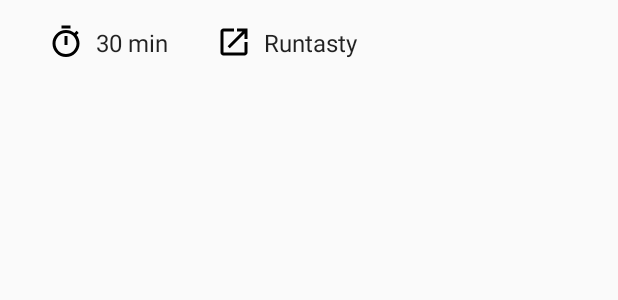
After one commit to y-garcia/recipes-frontend-android, an Android app: the layout list_item_duration_source.xml on its own in the app's theme, with its tools: preview values and no code run, on a phone screen of 412 x 824 dp. The commit adds this screen. Shown: the top 300 px of the screen. Run offline under Robolectric (Android 15) with nearby library versions, the phone set to English and light mode, and no system bars.

Commit message:
Changed design of RecipeDetail

```diff
--- a/app/src/main/java/com/yeraygarcia/recipes/database/entity/Recipe.java
+++ b/app/src/main/java/com/yeraygarcia/recipes/database/entity/Recipe.java
@@ -71,7 +71,7 @@ public class Recipe {
         return duration;
     }
 
-    private long getDurationInMinutes() {
+    public long getDurationInMinutes() {
         return TimeUnit.SECONDS.toMinutes(getDuration());
     }
 
--- /dev/null
+++ b/app/src/main/res/drawable/ic_duration_24px.xml
@@ -0,0 +1,9 @@
+<vector xmlns:android="http://schemas.android.com/apk/res/android"
+    android:width="24dp"
+    android:height="24dp"
+    android:viewportWidth="24"
+    android:viewportHeight="24">
+  <path
+      android:fillColor="#FF000000"
+      android:pathData="M15,1L9,1v2h6L15,1zM11,14h2L13,8h-2v6zM19.03,7.39l1.42,-1.42c-0.43,-0.51 -0.9,-0.99 -1.41,-1.41l-1.42,1.42C16.07,4.74 14.12,4 12,4c-4.97,0 -9,4.03 -9,9s4.02,9 9,9 9,-4.03 9,-9c0,-2.12 -0.74,-4.07 -1.97,-5.61zM12,20c-3.87,0 -7,-3.13 -7,-7s3.13,-7 7,-7 7,3.13 7,7 -3.13,7 -7,7z"/>
+</vector>
--- /dev/null
+++ b/app/src/main/res/drawable/ic_source_24px.xml
@@ -0,0 +1,9 @@
+<vector xmlns:android="http://schemas.android.com/apk/res/android"
+    android:width="24dp"
+    android:height="24dp"
+    android:viewportWidth="24"
+    android:viewportHeight="24">
+  <path
+      android:fillColor="#FF000000"
+      android:pathData="M19,19H5V5h7V3H5c-1.11,0 -2,0.9 -2,2v14c0,1.1 0.89,2 2,2h14c1.1,0 2,-0.9 2,-2v-7h-2v7zM14,3v2h3.59l-9.83,9.83 1.41,1.41L19,6.41V10h2V3h-7z"/>
+</vector>
--- a/app/src/main/res/layout-w900dp/recipe_list.xml
+++ b/app/src/main/res/layout-w900dp/recipe_list.xml
@@ -25,7 +25,7 @@
         android:layout_marginLeft="16dp"
         android:layout_marginRight="16dp"
         tools:context="com.yeraygarcia.recipes.RecipeListActivity"
-        tools:listitem="@layout/recipe_list_content" />
+        tools:listitem="@layout/list_item_recipe" />
 
     <FrameLayout
         android:id="@+id/recipe_detail_container"
--- /dev/null
+++ b/app/src/main/res/layout/list_item_duration_source.xml
@@ -0,0 +1,56 @@
+<?xml version="1.0" encoding="utf-8"?>
+<android.support.constraint.ConstraintLayout xmlns:android="http://schemas.android.com/apk/res/android"
+    xmlns:app="http://schemas.android.com/apk/res-auto"
+    xmlns:tools="http://schemas.android.com/tools"
+    android:layout_width="match_parent"
+    android:layout_height="wrap_content">
+
+    <ImageView
+        android:id="@+id/imageview_duration_icon"
+        android:layout_width="wrap_content"
+        android:layout_height="wrap_content"
+        android:layout_marginBottom="16dp"
+        android:layout_marginStart="32dp"
+        android:layout_marginTop="16dp"
+        android:contentDescription="@string/duration_icon_content"
+        android:src="@drawable/ic_duration_24px"
+        app:layout_constraintBottom_toBottomOf="parent"
+        app:layout_constraintStart_toStartOf="parent"
+        app:layout_constraintTop_toTopOf="parent" />
+
+    <TextView
+        android:id="@+id/textview_duration"
+        android:layout_width="wrap_content"
+        android:layout_height="wrap_content"
+        android:layout_marginStart="8dp"
+        android:textAppearance="@style/TextAppearance.AppCompat"
+        android:textSize="16sp"
+        app:layout_constraintBottom_toBottomOf="@+id/imageview_duration_icon"
+        app:layout_constraintStart_toEndOf="@+id/imageview_duration_icon"
+        app:layout_constraintTop_toTopOf="@+id/imageview_duration_icon"
+        tools:text="30 min" />
+
+    <ImageView
+        android:id="@+id/imageview_source_icon"
+        android:layout_width="wrap_content"
+        android:layout_height="wrap_content"
+        android:layout_marginStart="32dp"
+        android:contentDescription="@string/source_icon_content"
+        android:src="@drawable/ic_source_24px"
+        app:layout_constraintBottom_toBottomOf="@+id/imageview_duration_icon"
+        app:layout_constraintStart_toEndOf="@+id/textview_duration"
+        app:layout_constraintTop_toTopOf="@+id/imageview_duration_icon" />
+
+    <TextView
+        android:id="@+id/textview_source"
+        android:layout_width="wrap_content"
+        android:layout_height="wrap_content"
+        android:layout_marginStart="8dp"
+        android:textAppearance="@style/TextAppearance.AppCompat"
+        android:textSize="16sp"
+        app:layout_constraintBottom_toBottomOf="@+id/imageview_source_icon"
+        app:layout_constraintStart_toEndOf="@+id/imageview_source_icon"
+        app:layout_constraintTop_toTopOf="@+id/imageview_source_icon"
+        tools:text="Runtasty" />
+
+</android.support.constraint.ConstraintLayout>
--- a/app/src/main/res/layout/recipe_list.xml
+++ b/app/src/main/res/layout/recipe_list.xml
@@ -7,4 +7,4 @@
     android:layout_width="match_parent"
     android:layout_height="match_parent"
     tools:context=".RecipeListActivity"
-    tools:listitem="@layout/recipe_list_content" />
+    tools:listitem="@layout/list_item_recipe" />
--- a/app/src/main/res/values/strings.xml
+++ b/app/src/main/res/values/strings.xml
@@ -6,4 +6,12 @@
     <string name="no_recipes">No Recipes</string>
     <string name="search_hint">Search recipes&#8230;</string>
     <string name="search_button">Search</string>
+    <string name="duration_icon_content">Duration</string>
+    <string name="source_icon_content">Source</string>
+    <string name="duration_format">%1$s min</string>
+    <string name="url_format"><a href="%1$s">%2$s</a></string>
+    <string name="no_ingredients">No ingredients</string>
+    <string name="no_steps">No steps</string>
+    <string name="header_ingredients">Ingredients</string>
+    <string name="header_steps">Steps</string>
 </resources>
```
Also changed, not shown: app/src/main/java/com/yeraygarcia/recipes/RecipeDetailFragment.java (+21 -61 lines), app/src/main/java/com/yeraygarcia/recipes/RecipeListActivity.java (+6 -1 lines), app/src/main/java/com/yeraygarcia/recipes/adapter/RecipeAdapter.java (renamed from app/src/main/java/com/yeraygarcia/recipes/RecipeAdapter.java, +9 -7 lines), app/src/main/java/com/yeraygarcia/recipes/adapter/RecipeDetailAdapter.java (added, +282 -0 lines), app/src/main/java/com/yeraygarcia/recipes/util/ShortDividerItemDecoration.java (+10 -4 lines), app/src/main/res/layout/list_item_header.xml (added, +20 -0 lines), app/src/main/res/layout/list_item_ingredient.xml (added, +58 -0 lines), app/src/main/res/layout/list_item_recipe.xml (added, +21 -0 lines), app/src/main/res/layout/list_item_step.xml (added, +40 -0 lines), app/src/main/res/layout/recipe_detail.xml (+9 -38 lines), app/src/main/res/layout/recipe_list_content.xml (deleted, +0 -20 lines).
